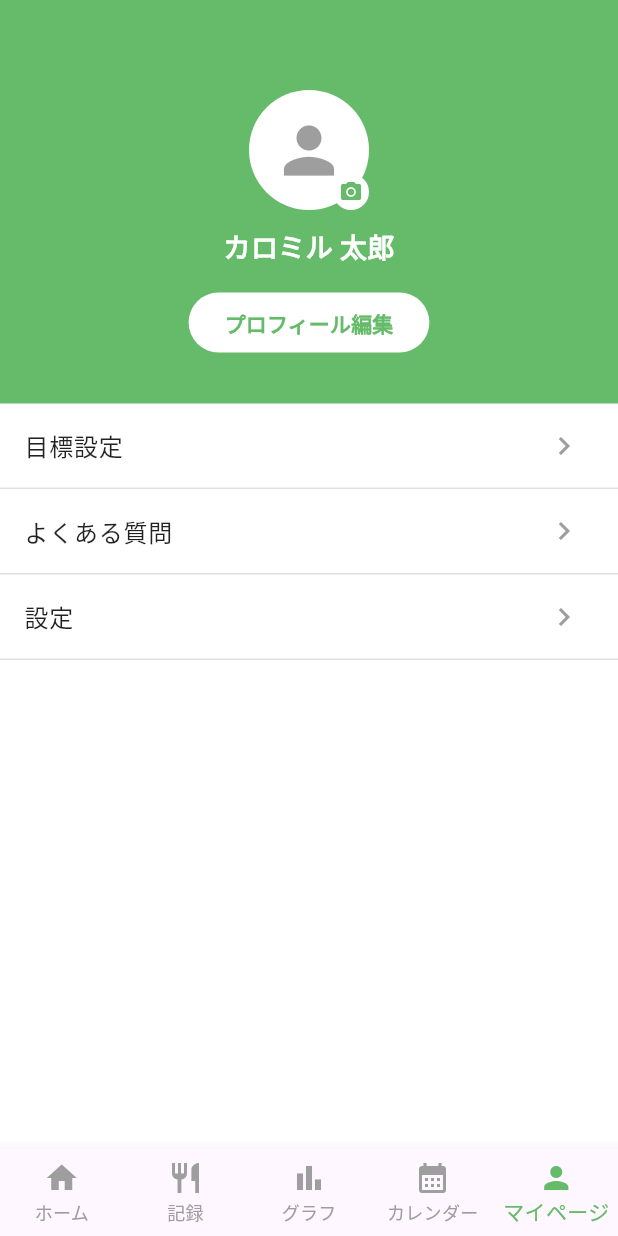
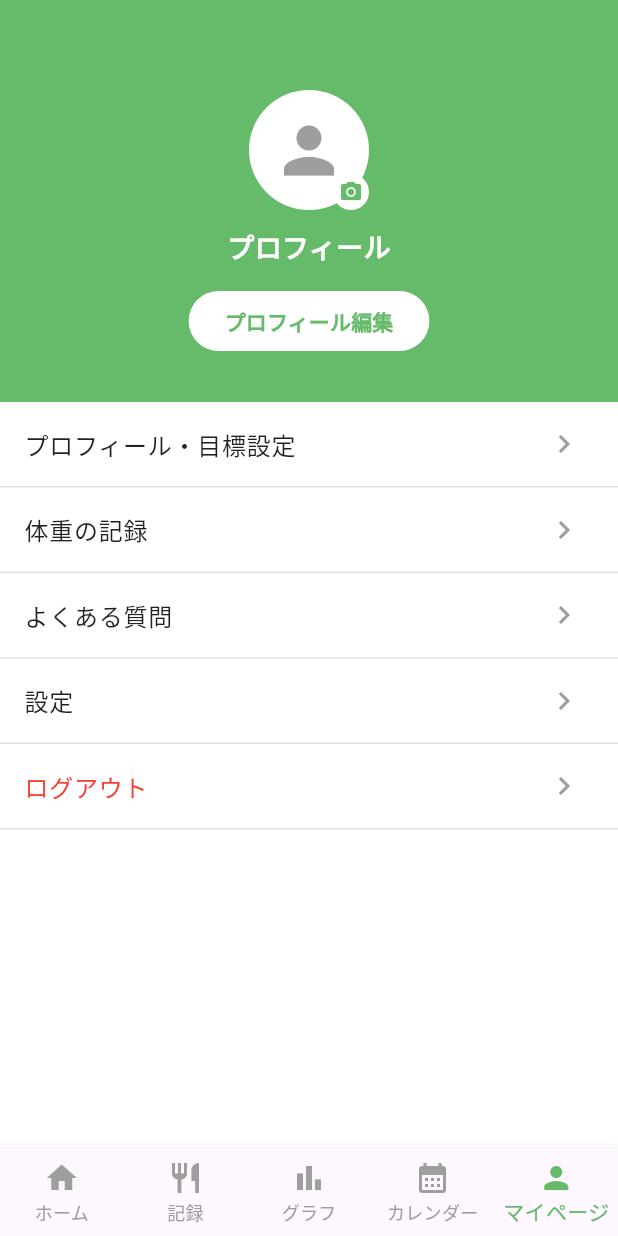
Before and after one commit to otya-0824/1600man, a Flutter app: the MypageScreen screen opened directly, on a phone screen of 412 x 824 dp. Run offline on Flutter 3.47's test engine with Material 3 defaults, Android fonts, the phone set to English and light mode, and no system bars; our stand-ins replace cloud_firestore, firebase_auth, firebase_core, shared_preferences; accounts and stored records are empty; network calls fail.

Commit message:
Hiromuのprofile/mypage/UserServiceを本体アプリに統合
- lib/backend/user_service.dart を追加(Firestore users への保存/取得)
- profile.dart / mypage.dart を Hiromu 版に置換(userId 連携)
- const HomePage() を修正(非constコンストラクタ対応)

Co-Authored-By: Claude Opus 4.8 <noreply@anthropic.com>
Claude-Session: https://claude.ai/code/session_01CsV29fgAERSco4KnW9jJQw

```diff
--- a/lib/calendar.dart
+++ b/lib/calendar.dart
@@ -193,7 +193,7 @@ class _CalendarScreenState extends State<CalendarScreen> {
             case 0:
               Navigator.pushReplacement(
                 context,
-                MaterialPageRoute(builder: (_) => const HomePage()),
+                MaterialPageRoute(builder: (_) => HomePage()),
               );
               break;
             case 1:
--- a/lib/gurahu.dart
+++ b/lib/gurahu.dart
@@ -350,7 +350,7 @@ class _GraphScreenState extends State<GraphScreen> {
             case 0:
               Navigator.pushReplacement(
                 context,
-                MaterialPageRoute(builder: (_) => const HomePage()),
+                MaterialPageRoute(builder: (_) => HomePage()),
               );
               break;
             case 1:
--- a/lib/mypage.dart
+++ b/lib/mypage.dart
@@ -1,22 +1,56 @@
 import 'package:flutter/material.dart';
-import 'profile.dart'; // プロフィールページをインポート
-import 'home.dart';
 import 'meal.dart';
 import 'gurahu.dart';
 import 'calendar.dart';
+import 'home.dart';
+import 'profile.dart'; // 上記のProfilePageをインポート
+import 'backend/user_service.dart';   // 【編集箇所】Firebaseへのデータ取得・保存処理を行うUserServiceを追加
 
+// 【編集箇所】ここから22行目まで
 class MypageScreen extends StatefulWidget {
-  const MypageScreen({super.key});
+
+  // 【編集箇所】Firebaseから取得するユーザーIDを受け取る
+  final String? userId;
+
+  const MypageScreen({
+    super.key,
+    this.userId,
+  });
 
   @override
   State<MypageScreen> createState() => _MypageScreenState();
 }
 
 class _MypageScreenState extends State<MypageScreen> {
-  // アイコンを変更できるように状態（State）として保持
   bool _hasCustomImage = false;
 
-  // アイコンがタップされたときの処理
+  final UserService userService = UserService();  // 【編集箇所】Firebaseのプロフィール情報を扱うUserService
+
+  Map<String, dynamic>? profileData;              // 【編集箇所】Firebaseから取得したプロフィール情報を保存する変数
+
+  // 【編集箇所】ここから51行目まで
+  @override
+  void initState() {
+    super.initState();
+
+    // 【編集箇所】画面を開いたときにFirebaseからプロフィール情報を取得
+    loadProfile();
+  }
+
+  // 【編集箇所】Firebaseからプロフィール情報を取得する処理
+  Future<void> loadProfile() async {
+
+    // 【編集箇所】ユーザーIDがない場合は取得処理を行わない
+    if (widget.userId == null) {
+      return;
+    }
+
+    // 【編集箇所】UserServiceを使ってFirebaseからプロフィールを取得
+    profileData = await userService.getProfile(widget.userId!);
+    if (!mounted) return;
+    setState(() {});
+  }
+
   void _changeProfileImage() {
     showDialog(
       context: context,
@@ -53,7 +87,6 @@ class _MypageScreenState extends State<MypageScreen> {
       backgroundColor: Colors.white,
       body: Column(
         children: [
-          // 1. 上部のプロフィールエリア（緑色の背景）
           Container(
             width: double.infinity,
             padding: const EdgeInsets.only(top: 60.0, bottom: 30.0),
@@ -61,7 +94,6 @@ class _MypageScreenState extends State<MypageScreen> {
             child: Column(
               mainAxisAlignment: MainAxisAlignment.center,
               children: [
-                // プロフィールアイコン
                 GestureDetector(
                   onTap: _changeProfileImage,
                   child: Stack(
@@ -99,26 +131,22 @@ class _MypageScreenState extends State<MypageScreen> {
                   ),
                 ),
                 const SizedBox(height: 12),
-                // ユーザー名
+
+                // 【編集箇所】表示をプロフィールに変更
                 const Text(
-                  'カロミル 太郎',
-                  style: TextStyle(
+                  'プロフィール',
+                  style: const TextStyle(
                     fontSize: 18.0,
                     fontWeight: FontWeight.bold,
                     color: Colors.white,
                   ),
                 ),
                 const SizedBox(height: 12),
-
-                // プロフィール編集ボタン（ProfilePageへ遷移）
                 OutlinedButton(
                   onPressed: () {
-                    Navigator.pushAndRemoveUntil(
+                    Navigator.push(
                       context,
-                      MaterialPageRoute(
-                        builder: (context) => const ProfilePage(),
-                      ),
-                      (route) => false,
+                      MaterialPageRoute(builder: (_) => const ProfilePage()),
                     );
                   },
                   style: OutlinedButton.styleFrom(
@@ -127,8 +155,7 @@ class _MypageScreenState extends State<MypageScreen> {
                     shape: RoundedRectangleBorder(
                       borderRadius: BorderRadius.circular(20.0),
                     ),
-                    padding: const EdgeInsets.symmetric(
-                        horizontal: 24, vertical: 8),
+                    padding: const EdgeInsets.symmetric(horizontal: 24, vertical: 8),
                   ),
                   child: const Text(
                     'プロフィール編集',
@@ -142,23 +169,29 @@ class _MypageScreenState extends State<MypageScreen> {
               ],
             ),
           ),
-
-          // 2. メニューリスト
           Expanded(
             child: ListView(
-              children: const [
-                _MenuItem(title: '目標設定'),
-                _MenuItem(title: 'よくある質問'),
-                _MenuItem(title: '設定'),
+              children: [
+                _MenuItem(
+                  title: 'プロフィール・目標設定',
+                  onTap: () {
+                    Navigator.push(
+                      context,
+                      MaterialPageRoute(builder: (_) => const ProfilePage()),
+                    );
+                  },
+                ),
+                _MenuItem(title: '体重の記録', onTap: () {}),
+                _MenuItem(title: 'よくある質問', onTap: () {}),
+                _MenuItem(title: '設定', onTap: () {}),
+                _MenuItem(title: 'ログアウト', isLogout: true, onTap: () {}),
               ],
             ),
           ),
         ],
       ),
-
-      // ボトムナビゲーションバー
       bottomNavigationBar: BottomNavigationBar(
-        currentIndex: 4, // マイページをアクティブ表示
+        currentIndex: 4,
         type: BottomNavigationBarType.fixed,
         selectedItemColor: primaryGreen,
         unselectedItemColor: Colors.grey,
@@ -168,7 +201,7 @@ class _MypageScreenState extends State<MypageScreen> {
             case 0:
               Navigator.pushReplacement(
                 context,
-                MaterialPageRoute(builder: (_) => const HomePage()),
+                MaterialPageRoute(builder: (_) => HomePage()),
               );
               break;
             case 1:
@@ -195,8 +228,7 @@ class _MypageScreenState extends State<MypageScreen> {
           BottomNavigationBarItem(icon: Icon(Icons.home), label: 'ホーム'),
           BottomNavigationBarItem(icon: Icon(Icons.restaurant), label: '記録'),
           BottomNavigationBarItem(icon: Icon(Icons.bar_chart), label: 'グラフ'),
-          BottomNavigationBarItem(
-              icon: Icon(Icons.calendar_month), label: 'カレンダー'),
+          BottomNavigationBarItem(icon: Icon(Icons.calendar_month), label: 'カレンダー'),
           BottomNavigationBarItem(icon: Icon(Icons.person), label: 'マイページ'),
         ],
       ),
@@ -204,11 +236,16 @@ class _MypageScreenState extends State<MypageScreen> {
   }
 }
 
-// メニューの各項目を作る部品
 class _MenuItem extends StatelessWidget {
   final String title;
+  final bool isLogout;
+  final VoidCallback onTap;
 
-  const _MenuItem({required this.title});
+  const _MenuItem({
+    required this.title,
+    required this.onTap,
+    this.isLogout = false,
+  });
 
   @override
   Widget build(BuildContext context) {
@@ -217,17 +254,17 @@ class _MenuItem extends StatelessWidget {
         ListTile(
           title: Text(
             title,
-            style: const TextStyle(
+            style: TextStyle(
               fontSize: 16.0,
               fontWeight: FontWeight.w500,
-              color: Colors.black87,
+              color: isLogout ? Colors.red : Colors.black87,
             ),
           ),
           trailing: const Icon(
             Icons.chevron_right,
             color: Colors.grey,
           ),
-          onTap: () {},
+          onTap: onTap,
         ),
         const Divider(height: 1, thickness: 1, color: Colors.black12),
       ],
```
Also changed, not shown: lib/backend/user_service.dart (added, +43 -0 lines), lib/profile.dart (+40 -68 lines).
